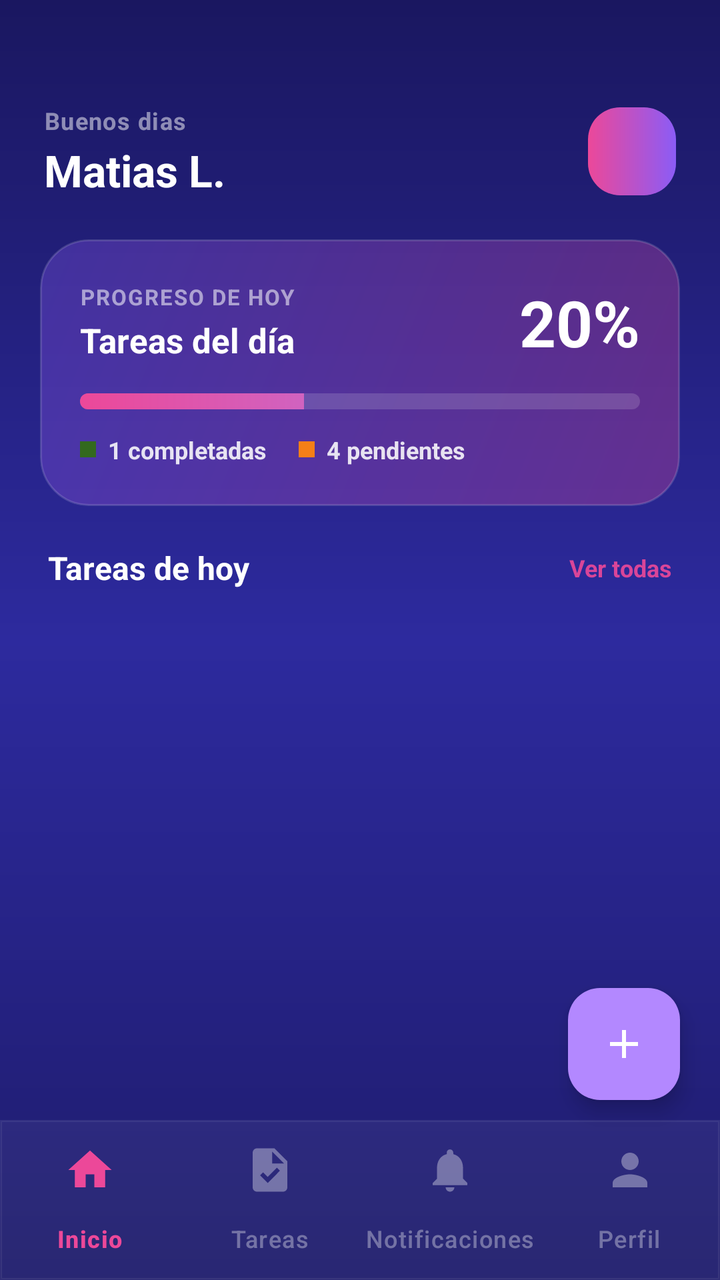
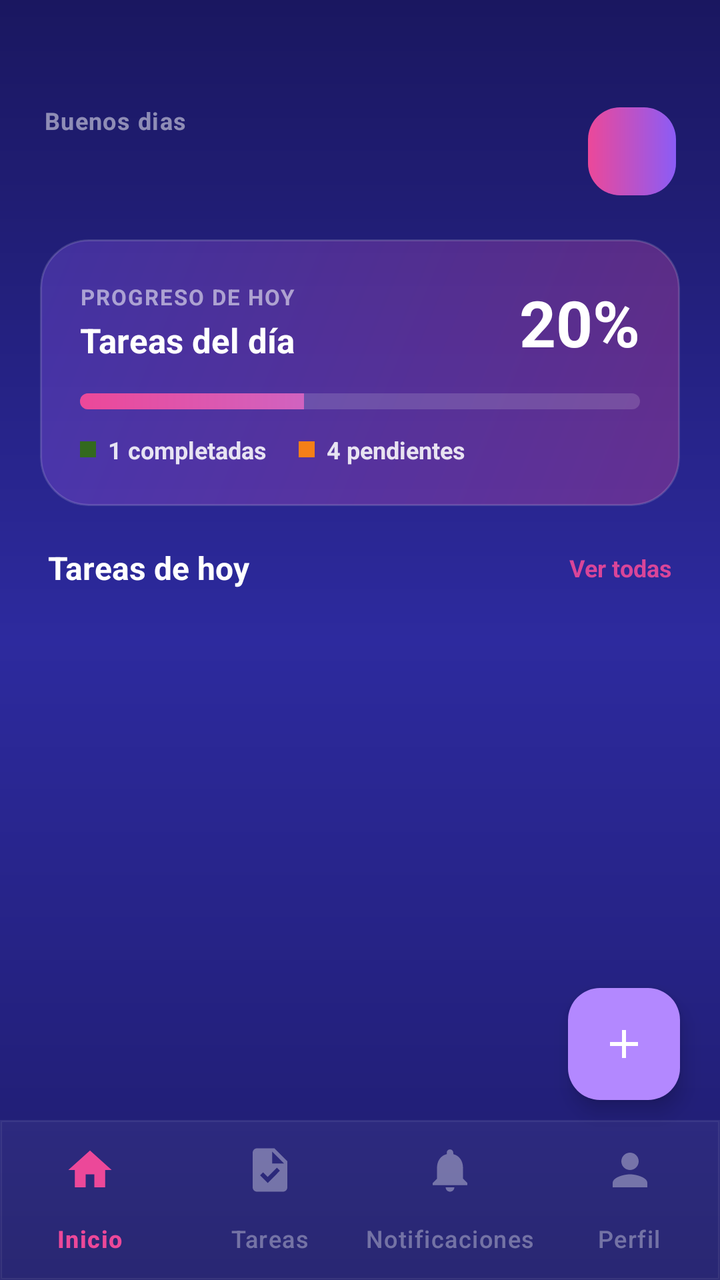

Compare the two renders of this Android layout. The source of the first and the diff that turns it into the second are given below.
<!-- AndroidManifest.xml: application theme Theme.AppTareas -->
<!-- res/layout/home.xml -->
<?xml version="1.0" encoding="utf-8"?>
<androidx.coordinatorlayout.widget.CoordinatorLayout
    xmlns:android="http://schemas.android.com/apk/res/android"
    xmlns:app="http://schemas.android.com/apk/res-auto"
    android:layout_width="match_parent"
    android:layout_height="match_parent"
    android:background="@drawable/bg_gradient_login"
    >
<androidx.core.widget.NestedScrollView
    android:layout_width="match_parent"
    android:layout_height="match_parent"

    android:fillViewport="true"
    android:paddingBottom="120dp"
    android:clipToPadding="false">

    <LinearLayout
        android:layout_width="match_parent"
        android:layout_height="match_parent"
        android:orientation="vertical">

        
        <LinearLayout
            android:layout_width="match_parent"
            android:layout_height="wrap_content"
            android:orientation="horizontal"
            android:paddingStart="22dp"
            android:paddingEnd="22dp"
            android:paddingTop="52dp"
            android:paddingBottom="20dp"
            android:gravity="center_vertical"
            >

            <LinearLayout
                android:layout_width="0dp"
                android:layout_height="wrap_content"
                android:orientation="vertical"
                android:layout_weight="1">

                <TextView
                    android:layout_width="wrap_content"
                    android:layout_height="wrap_content"
                    android:id="@+id/greeting"
                    android:text="Buenos dias"
                    android:textColor="#80FFFFFF"
                    android:textSize="12sp"
                    android:textStyle="bold"
                    android:letterSpacing="0.04"
                    />

                <TextView
                    android:id="@+id/userName"
                    android:text="Matias L."
                    android:layout_width="wrap_content"
                    android:layout_height="wrap_content"
                    android:layout_marginTop="2dp"
                    android:textColor="#FFFFFF"
                    android:textSize="22sp"
                    android:textStyle="bold"

                    />

            </LinearLayout>

            <androidx.cardview.widget.CardView
                android:id="@+id/cvAvatar"
                android:layout_width="44dp"
                android:layout_height="44dp"
                app:cardCornerRadius="14dp"
                android:padding="20dp"
                app:cardBackgroundColor="#00000000"
                app:cardElevation="0dp"
                android:layout_marginLeft="10dp"
                >
                <ImageView android:id="@+id/avatar"
                    android:layout_width="match_parent"
                    android:layout_height="match_parent"
                    android:background="@drawable/bg_button_gradient"
                    android:scaleType="centerCrop"
                    android:contentDescription="Avatar"
                    />
            </androidx.cardview.widget.CardView>



        </LinearLayout>

        
        <androidx.cardview.widget.CardView
            android:layout_width="match_parent"
            android:layout_height="wrap_content"
            android:layout_marginStart="20dp"
            android:layout_marginEnd="20dp"
            android:layout_marginBottom="20dp"
            app:cardCornerRadius="24dp"
            app:cardBackgroundColor="#00000000"
            app:cardElevation="0dp">

            <LinearLayout
                android:layout_width="match_parent"
                android:layout_height="wrap_content"
                android:orientation="vertical"
                android:background="@drawable/bg_progress_card"
                android:padding="20dp">

                
                <LinearLayout
                    android:layout_width="match_parent"
                    android:layout_height="wrap_content"
                    android:orientation="horizontal"
                    android:gravity="center_vertical"
                    android:layout_marginBottom="14dp">

                    <LinearLayout
                        android:layout_width="0dp"
                        android:layout_height="wrap_content"
                        android:layout_weight="1"
                        android:orientation="vertical">

                        <TextView
                            android:layout_width="wrap_content"
                            android:layout_height="wrap_content"
                            android:text="PROGRESO DE HOY"
                            android:textColor="#8CFFFFFF"
                            android:textSize="11sp"
                            android:textStyle="bold"
                            android:letterSpacing="0.06" />

                        <TextView
                            android:layout_width="wrap_content"
                            android:layout_height="wrap_content"
                            android:layout_marginTop="3dp"
                            android:text="Tareas del día"
                            android:textColor="#FFFFFF"
                            android:textSize="17sp"
                            android:textStyle="bold" />

                    </LinearLayout>

                    <TextView
                        android:id="@+id/tvProgressPercent"
                        android:layout_width="wrap_content"
                        android:layout_height="wrap_content"
                        android:text="20%"
                        android:textColor="#FFFFFF"
                        android:textSize="32sp"
                        android:textStyle="bold" />

                </LinearLayout>

                
                <ProgressBar
                    android:id="@+id/progressBar"
                    style="@style/Widget.AppCompat.ProgressBar.Horizontal"
                    android:layout_width="match_parent"
                    android:layout_height="8dp"
                    android:progress="40"
                    android:max="100"
                    android:progressDrawable="@drawable/progress_bar_gradient"
                    android:background="@drawable/progress_bar_bg"/>

                
                <LinearLayout
                    android:layout_width="match_parent"
                    android:layout_height="wrap_content"
                    android:orientation="horizontal"
                    android:layout_marginTop="12dp"
                    android:gravity="center_vertical">

                    
                    <View
                        android:layout_width="8dp"
                        android:layout_height="8dp"
                        android:background="#33691E" />

                    <TextView
                        android:id="@+id/tvDoneCount"
                        android:layout_width="wrap_content"
                        android:layout_height="wrap_content"
                        android:layout_marginStart="6dp"
                        android:text="1 completadas"
                        android:textColor="#DCFFFFFF"
                        android:textSize="12sp"
                        android:textStyle="bold" />

                    
                    <View
                        android:layout_width="8dp"
                        android:layout_height="8dp"
                        android:layout_marginStart="16dp"
                        android:background="#F57F17"
                        />

                    <TextView
                        android:id="@+id/tvPendingCount"
                        android:layout_width="wrap_content"
                        android:layout_height="wrap_content"
                        android:layout_marginStart="6dp"
                        android:text="4 pendientes"
                        android:textColor="#DCFFFFFF"
                        android:textSize="12sp"
                        android:textStyle="bold" />

                </LinearLayout>

            </LinearLayout>
        </androidx.cardview.widget.CardView>

        
        <LinearLayout
            android:layout_width="match_parent"
            android:layout_height="wrap_content"
            android:orientation="horizontal"
            android:paddingStart="24dp"
            android:paddingEnd="24dp"
            android:paddingBottom="12dp"
            android:gravity="center_vertical">

            <TextView
                android:layout_width="0dp"
                android:layout_height="wrap_content"
                android:layout_weight="1"
                android:text="Tareas de hoy"
                android:textColor="#FFFFFF"
                android:textSize="16sp"
                android:textStyle="bold" />

            <TextView
                android:id="@+id/tvSeeAll"
                android:layout_width="wrap_content"
                android:layout_height="wrap_content"
                android:text="Ver todas"
                android:textColor="#E6EC4899"
                android:textSize="12sp"
                android:textStyle="bold"
                android:clickable="true"
                />

        </LinearLayout>

        
        <androidx.recyclerview.widget.RecyclerView
            android:id="@+id/rvTasks"
            android:layout_width="match_parent"
            android:layout_height="wrap_content"
            android:paddingStart="20dp"
            android:paddingEnd="20dp"
            android:clipToPadding="false"
            android:nestedScrollingEnabled="false"
            app:layoutManager="androidx.recyclerview.widget.LinearLayoutManager"
            />







    </LinearLayout>


    </androidx.core.widget.NestedScrollView>

    <com.google.android.material.bottomnavigation.BottomNavigationView
        android:id="@+id/bottomNav"
        android:layout_width="match_parent"
        android:layout_height="wrap_content"
        android:layout_gravity="bottom"
        android:background="@drawable/bg_bottom_nav"
        app:labelVisibilityMode="labeled"
        app:elevation="0dp"
        app:menu="@menu/bottom_nav_menu"
        app:itemIconSize="26dp"
        app:itemTextColor="@color/bottom_nav"

        app:itemIconTint="@color/bottom_nav"
        app:itemActiveIndicatorStyle="@android:style/Widget.DeviceDefault"

    >



    </com.google.android.material.bottomnavigation.BottomNavigationView>
    <com.google.android.material.floatingactionbutton.ExtendedFloatingActionButton
        android:id="@+id/fab"
        android:layout_width="wrap_content"
        android:layout_height="wrap_content"
        android:layout_gravity="bottom|end"
        android:layout_marginBottom="90dp"
        android:layout_marginEnd="20dp"


        app:icon="@drawable/ic_add"
        app:iconTint="#FFFFFF"
        app:backgroundTint="#B388FF"
        app:elevation="6dp"/>



</androidx.coordinatorlayout.widget.CoordinatorLayout>
<!-- resources referenced by this layout -->
<resources>
  <!-- drawable bg_bottom_nav (drawable) -->
  <?xml version="1.0" encoding="utf-8"?>
  <shape xmlns:android="http://schemas.android.com/apk/res/android">
      <solid android:color="#0DFFFFFF" />
      <stroke android:width="1dp" android:color="#14FFFFFF" />
  </shape>
  <!-- drawable bg_button_gradient (drawable) -->
  <?xml version="1.0" encoding="utf-8"?>
  <shape xmlns:android="http://schemas.android.com/apk/res/android"
      android:shape="rectangle">
      <gradient
          android:type="linear"
          android:angle="0"
          android:startColor="#FFEC4899"
          android:endColor="#FF8B5CF6" />
      <corners android:radius="16dp" />
  </shape>
  <!-- drawable bg_gradient_login (drawable) -->
  <?xml version="1.0" encoding="utf-8"?>
  <shape xmlns:android="http://schemas.android.com/apk/res/android">
  
      <gradient
          android:type="linear"
          android:angle="160"
          android:startColor="#FF1A1760"
          android:centerColor="#FF2D2A9E"
          android:endColor="#FF1E1B6B" />
  
  
  </shape>
  <!-- drawable bg_progress_card (drawable) -->
  <?xml version="1.0" encoding="utf-8"?>
  <shape xmlns:android="http://schemas.android.com/apk/res/android"
      android:shape="rectangle">
      <gradient
          android:type="linear"
          android:angle="135"
          android:startColor="#4DEC4899"
          android:endColor="#4D8B5CF6" />
      <stroke
          android:width="1dp"
          android:color="#26FFFFFF" />
      <corners android:radius="24dp" />
  </shape>
  <!-- drawable ic_add (drawable) -->
  <vector xmlns:android="http://schemas.android.com/apk/res/android" android:height="24dp" android:tint="#000000" android:viewportHeight="24" android:viewportWidth="24" android:width="24dp">
        
      <path android:fillColor="@android:color/white" android:pathData="M19,13h-6v6h-2v-6H5v-2h6V5h2v6h6v2z"/>
      
  </vector>
  <!-- drawable progress_bar_bg (drawable) -->
  <?xml version="1.0" encoding="utf-8"?>
  <shape xmlns:android="http://schemas.android.com/apk/res/android"
      android:shape="rectangle">
      <solid android:color="#26FFFFFF" />
      <corners android:radius="99dp" />
  </shape>
  <!-- drawable progress_bar_gradient (drawable) -->
  <?xml version="1.0" encoding="utf-8"?>
  <layer-list xmlns:android="http://schemas.android.com/apk/res/android">
      <item android:id="@android:id/progress">
          <clip>
              <shape android:shape="rectangle">
                  <gradient
                      android:type="linear"
                      android:angle="0"
                      android:startColor="#FFEC4899"
                      android:endColor="#FFA78BFA" />
                  <corners android:radius="99dp" />
              </shape>
          </clip>
      </item>
  </layer-list>
  <style name="Theme.AppTareas" parent="Base.Theme.AppTareas" />
  <style name="Base.Theme.AppTareas" parent="Theme.Material3.DayNight.NoActionBar">
          
          
      </style>
</resources>

<!-- the commit's change to res/layout/home.xml (unified diff, before → after) -->
@@ -50,7 +50,7 @@
 
                 <TextView
                     android:id="@+id/userName"
-                    android:text="Matias L."
+                    android:text=" "
                     android:layout_width="wrap_content"
                     android:layout_height="wrap_content"
                     android:layout_marginTop="2dp"
